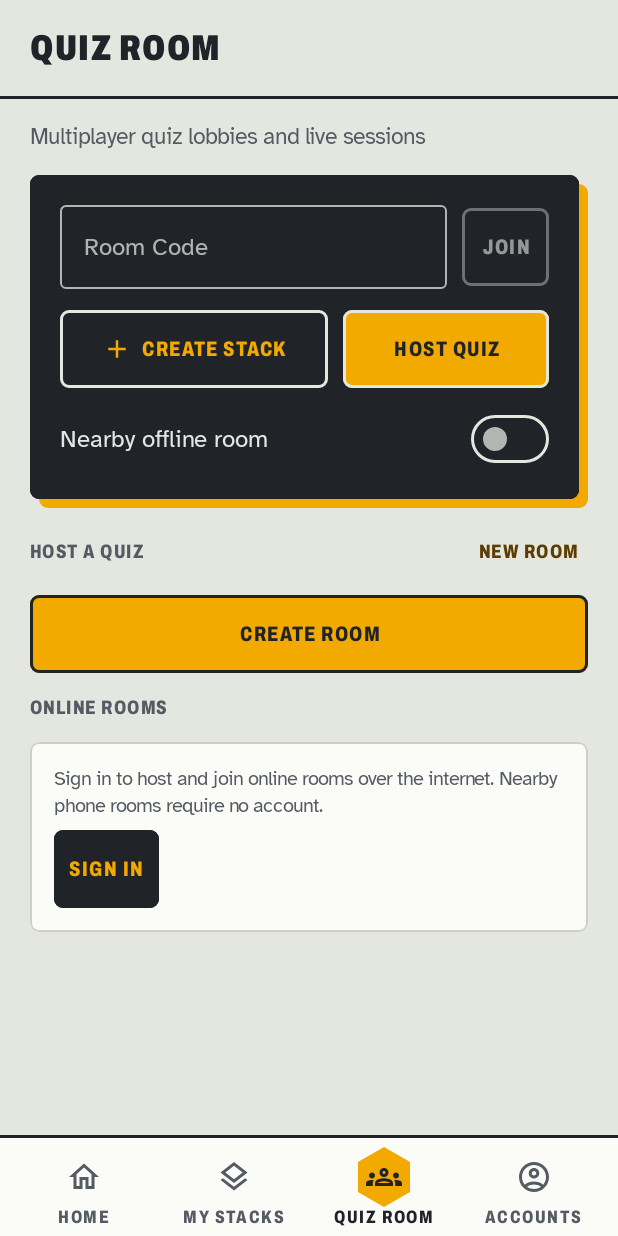
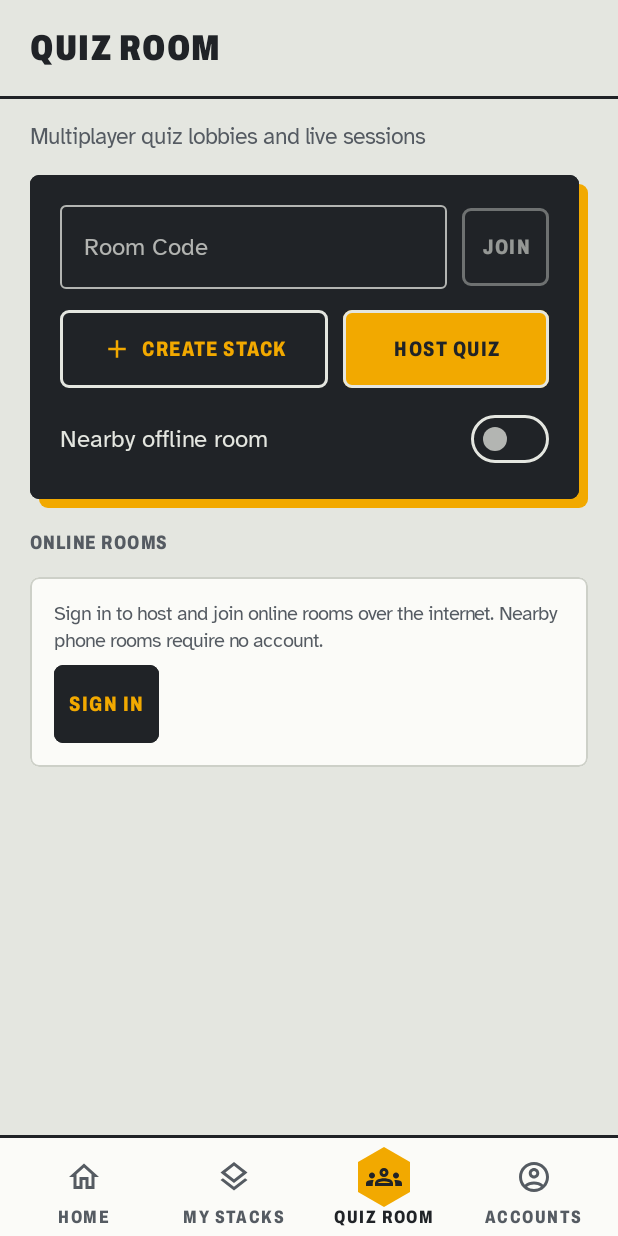
Before and after one commit to serogee/Hive, an Android app built with Jetpack Compose: the QuizRoomScreen screen opened through its navigation route, on a phone screen of 412 x 824 dp. Run offline under Robolectric (Android 15) with nearby library versions, the phone set to English and light mode, and no system bars; our stand-ins replace Room's generated code.

Commit message:
fix(rooms): keep one Host Quiz button in Quiz Room
- Remove New Room, Create Room, and Stop hosting.
- List only open rooms under Hosted on this phone.

```diff
--- a/client/src/main/kotlin/io/github/serogee/hive/ui/rooms/QuizRoomScreen.kt
+++ b/client/src/main/kotlin/io/github/serogee/hive/ui/rooms/QuizRoomScreen.kt
@@ -13,18 +13,17 @@ import androidx.compose.runtime.getValue
 import androidx.compose.runtime.rememberCoroutineScope
 import androidx.compose.ui.Alignment
 import androidx.compose.ui.Modifier
-import androidx.compose.ui.platform.LocalContext
 import androidx.compose.ui.unit.dp
 import androidx.lifecycle.ViewModel
 import androidx.lifecycle.compose.collectAsStateWithLifecycle
 import androidx.lifecycle.viewModelScope
 import androidx.lifecycle.viewmodel.compose.viewModel
 import io.github.serogee.hive.core.api.RoomSummary
+import io.github.serogee.hive.core.model.RoomStatus
 import io.github.serogee.hive.core.model.StackId
 import io.github.serogee.hive.data.SavedMembership
 import io.github.serogee.hive.data.auth.AuthRepository
 import io.github.serogee.hive.data.rooms.RoomRepository
-import io.github.serogee.hive.localhost.HostingService
 import io.github.serogee.hive.ui.common.CountBadge
 import io.github.serogee.hive.ui.common.ErrorText
 import io.github.serogee.hive.ui.common.HeroCard
@@ -81,14 +80,12 @@ fun QuizRoomScreen(
     onSignIn: () -> Unit,
 ) {
     val container = LocalAppContainer.current
-    val context = LocalContext.current
     val scope = rememberCoroutineScope()
     val viewModel = viewModel { QuizRoomViewModel(container.rooms, container.auth) }
     val signedIn by viewModel.signedIn.collectAsStateWithLifecycle()
     val joined by viewModel.joined.collectAsStateWithLifecycle()
     val hosted by viewModel.hosted.collectAsStateWithLifecycle()
     val localRooms by container.hostedRooms.collectAsStateWithLifecycle()
-    val hostingHere by container.rooms.localHostRunning.collectAsStateWithLifecycle()
 
     LaunchedEffect(signedIn) { if (signedIn) viewModel.refreshHosted() }
 
@@ -114,34 +111,11 @@ fun QuizRoomScreen(
             )
         }
 
-        SectionHeader(
-            title = "Host a Quiz",
-            actionText = "New Room",
-            onActionClick = onCreateRoom,
-        )
-
-        HiveButton(
-            text = "Create Room",
-            onClick = onCreateRoom,
-            modifier = Modifier.fillMaxWidth(),
-        )
-
-        if (localRooms.orEmpty().isNotEmpty()) {
+        // Rooms that ended are not listed.
+        val openRooms = localRooms.orEmpty().filter { it.status != RoomStatus.ENDED }
+        if (openRooms.isNotEmpty()) {
             SectionHeader(title = "Hosted on this phone")
-            localRooms.orEmpty().forEach { room -> HostedRoomCard(room, onClick = { onOpenRoom(room.id.value) }) }
-            if (hostingHere) {
-                HiveButton(
-                    text = "Stop hosting on this phone",
-                    onClick = {
-                        scope.launch {
-                            container.rooms.stopLocalHosting()
-                            HostingService.stop(context)
-                        }
-                    },
-                    modifier = Modifier.fillMaxWidth(),
-                    style = HiveButtonStyle.DANGER,
-                )
-            }
+            openRooms.forEach { room -> HostedRoomCard(room, onClick = { onOpenRoom(room.id.value) }) }
         }
 
         SectionHeader(title = "Online Rooms")
```
